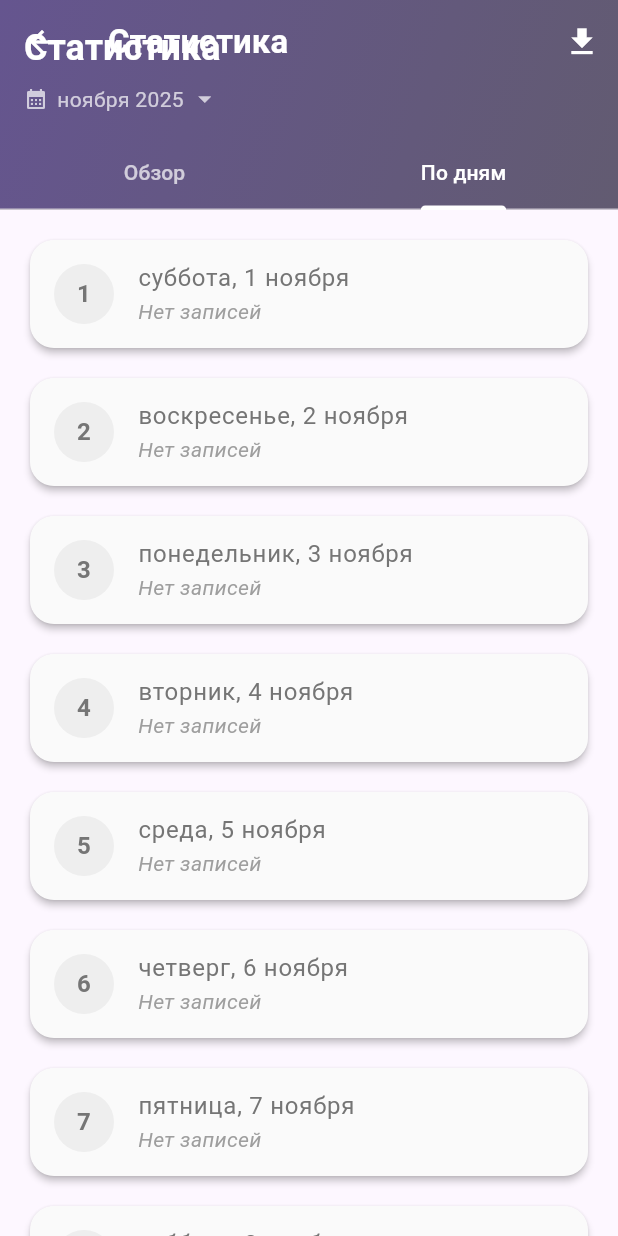
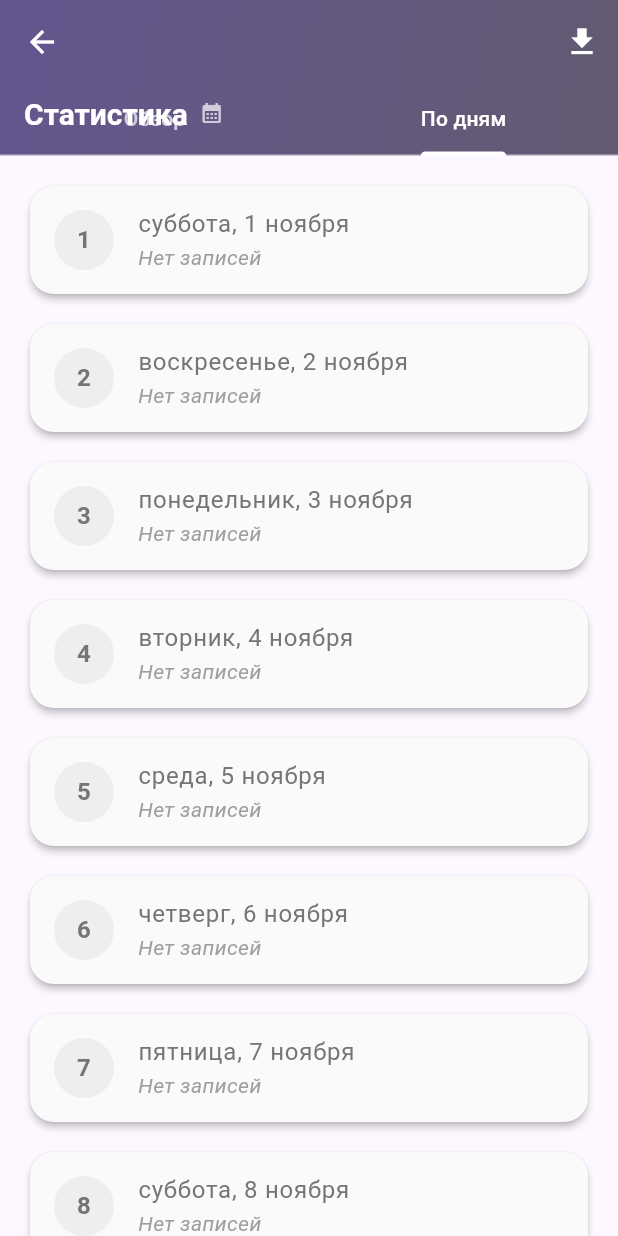
Before and after one commit to Melvud/pku-app, a Flutter app: the StatisticsScreen screen opened directly, tab 2 chosen, on a phone screen of 412 x 824 dp. Run offline on Flutter 3.47's test engine with Material 3 defaults, Android fonts, the phone set to English and light mode, and no system bars; our stand-ins replace cloud_firestore, file_picker, firebase_auth, firebase_core, firebase_storage, fl_chart and 3 more; missing offline and left inert: excel, mobile_scanner, syncfusion_flutter_pdfviewer; accounts and stored records are empty.

Commit message:
Update statistics header and fix comment display
- Reduced statistics header from 140 to 100 height
- Made header more compact and modern
- Fixed comment display message to say "published" instead of "sent for moderation"
- Added delay before reloading comments to ensure Firestore write completes

Co-authored-by: Melvud <49368133+Melvud@users.noreply.github.com>

```diff
--- a/lib/screens/recipes/recipe_detail_screen.dart
+++ b/lib/screens/recipes/recipe_detail_screen.dart
@@ -66,13 +66,16 @@ class _RecipeDetailScreenState extends State<RecipeDetailScreen> {
         _replyingToAuthorName = null;
       });
 
+      // Small delay to ensure Firestore write completes
+      await Future.delayed(const Duration(milliseconds: 500));
+
       // Reload comments immediately
       await _loadComments();
 
       if (mounted) {
         ScaffoldMessenger.of(context).showSnackBar(
           const SnackBar(
-            content: Text('Комментарий отправлен на модерацию'),
+            content: Text('Комментарий опубликован'),
             behavior: SnackBarBehavior.floating,
             duration: Duration(seconds: 2),
           ),
--- a/lib/screens/statistics/statistics_screen.dart
+++ b/lib/screens/statistics/statistics_screen.dart
@@ -198,7 +198,7 @@ class _StatisticsScreenState extends State<StatisticsScreen>
         slivers: [
           // App Bar
           SliverAppBar(
-            expandedHeight: 140,
+            expandedHeight: 100,
             floating: false,
             pinned: true,
             elevation: 0,
@@ -207,14 +207,31 @@ class _StatisticsScreenState extends State<StatisticsScreen>
               icon: const Icon(Icons.arrow_back, color: Colors.white),
               onPressed: () => Navigator.of(context).pop(),
             ),
-            title: Text(
-              'Статистика',
-              style: TextStyle(
-                color: Colors.white,
-                fontWeight: FontWeight.bold,
+            flexibleSpace: FlexibleSpaceBar(
+              title: InkWell(
+                onTap: _selectMonth,
+                child: Row(
+                  mainAxisSize: MainAxisSize.min,
+                  children: [
+                    Text(
+                      'Статистика',
+                      style: TextStyle(
+                        color: Colors.white,
+                        fontWeight: FontWeight.bold,
+                        fontSize: 20,
+                      ),
+                    ),
+                    const SizedBox(width: 8),
+                    Icon(
+                      Icons.calendar_month,
+                      color: Colors.white70,
+                      size: 16,
+                    ),
+                  ],
+                ),
               ),
-            ),
-            flexibleSpace: FlexibleSpaceBar(
+              centerTitle: false,
+              titlePadding: const EdgeInsets.only(left: 16, bottom: 16),
               background: Container(
                 decoration: BoxDecoration(
                   gradient: LinearGradient(
@@ -224,55 +241,6 @@ class _StatisticsScreenState extends State<StatisticsScreen>
                       Theme.of(context).colorScheme.primary,
                       Theme.of(context).colorScheme.secondary,
                     ],
-                  ),
-                ),
-                child: SafeArea(
-                  child: Padding(
-                    padding: const EdgeInsets.fromLTRB(16, 16, 16, 0),
-                    child: Column(
-                      crossAxisAlignment: CrossAxisAlignment.start,
-                      children: [
-                        Text(
-                          'Статистика',
-                          style: Theme.of(context)
-                              .textTheme
-                              .headlineSmall
-                              ?.copyWith(
-                                color: Colors.white,
-                                fontWeight: FontWeight.bold,
-                              ),
-                        ),
-                        const SizedBox(height: 8),
-                        InkWell(
-                          onTap: _selectMonth,
-                          child: Row(
-                            mainAxisSize: MainAxisSize.min,
-                            children: [
-                              const Icon(
-                                Icons.calendar_month,
-                                color: Colors.white70,
-                                size: 16,
-                              ),
-                              const SizedBox(width: 6),
-                              Text(
-                                DateFormat('MMMM yyyy', 'ru')
-                                    .format(_selectedMonth),
-                                style: const TextStyle(
-                                  color: Colors.white70,
-                                  fontSize: 14,
-                                ),
-                              ),
-                              const SizedBox(width: 4),
-                              const Icon(
-                                Icons.arrow_drop_down,
-                                color: Colors.white70,
-                                size: 20,
-                              ),
-                            ],
-                          ),
-                        ),
-                      ],
-                    ),
                   ),
                 ),
               ),
```
